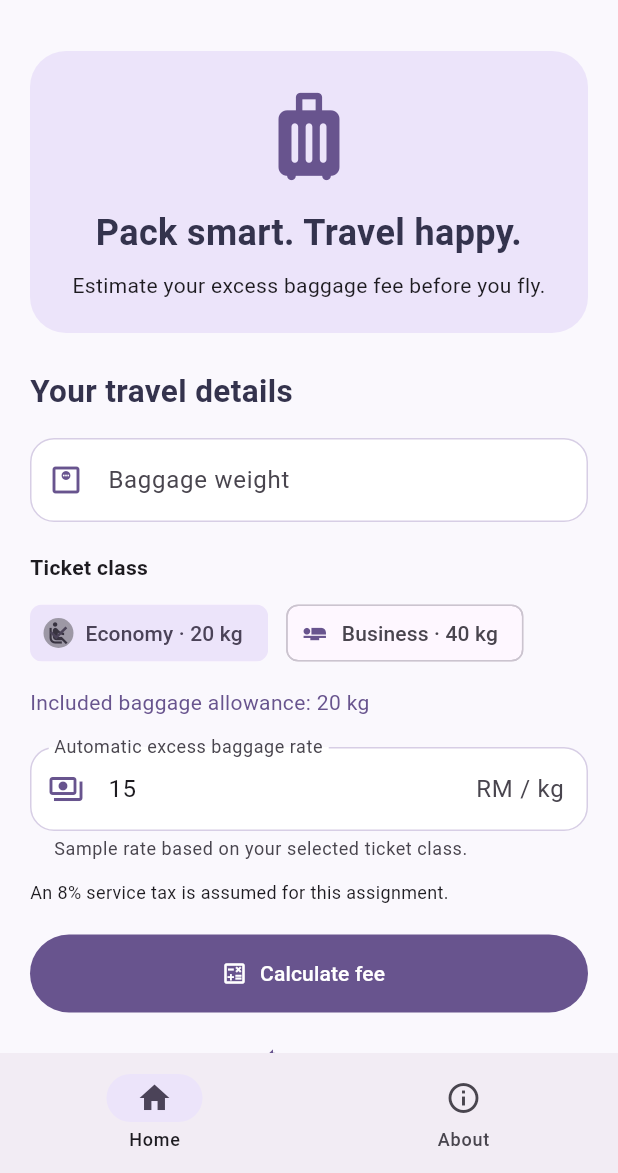
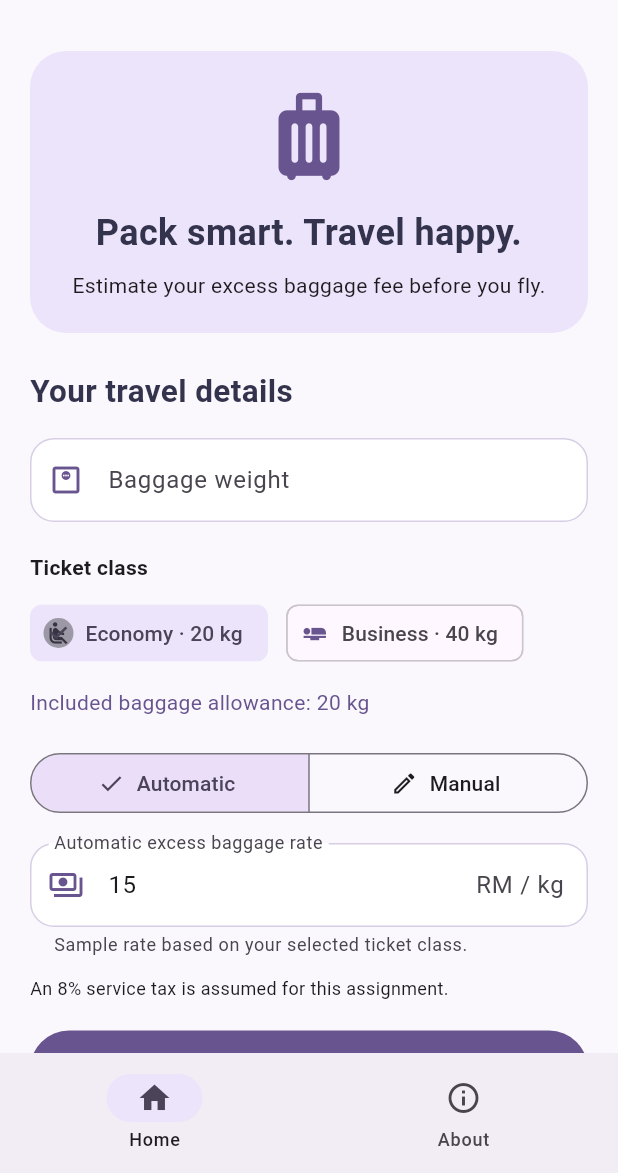
Before and after one commit to SarahNabilahWahab/excess_baggage_assignment, a Flutter app: the screen it shows after launch, on a phone screen of 412 x 824 dp, the part 63-1236 px from its top. Run offline on Flutter 3.47's test engine with Material 3 defaults, Android fonts, the phone set to English and light mode, and no system bars.

Commit message:
Update baggage calculator with manual rate option

```diff
--- a/lib/main.dart
+++ b/lib/main.dart
@@ -1,29 +1,23 @@
 import 'dart:math' as math;
-
 import 'package:flutter/material.dart';
 import 'package:flutter/services.dart';
 import 'package:url_launcher/url_launcher.dart';
-
 void main() {
   runApp(const PastelBaggageApp());
 }
-
-// Replace these details before submitting.
+// Author and repository details.
 const authorName = 'SARAH NABILAH BINTI ABD WAHAB';
 const matricNumber = '2024651438';
 const courseName = 'CDCS251 - Computer Science Netcentrics';
 const githubUrl =  'https://github.com/SarahNabilahWahab/excess_baggage_assignment';
-
 const ink = Color(0xFF34334D);
 const purple = Color(0xFF68548E);
 const lavender = Color(0xFFECE4FA);
 const mint = Color(0xFFE1F1E9);
 const peach = Color(0xFFFFE9DC);
 const background = Color(0xFFFAF8FD);
-
 class PastelBaggageApp extends StatelessWidget {
   const PastelBaggageApp({super.key});
-
   @override
   Widget build(BuildContext context) {
     return MaterialApp(
@@ -57,17 +51,13 @@ class PastelBaggageApp extends StatelessWidget {
     );
   }
 }
-
 class MainScreen extends StatefulWidget {
   const MainScreen({super.key});
-
   @override
   State<MainScreen> createState() => _MainScreenState();
 }
-
 class _MainScreenState extends State<MainScreen> {
   int selectedPage = 0;
-
   @override
   Widget build(BuildContext context) {
     return Scaffold(
@@ -108,74 +98,57 @@ class _MainScreenState extends State<MainScreen> {
     );
   }
 }
-
 class HomePage extends StatefulWidget {
   const HomePage({super.key});
-
   @override
   State<HomePage> createState() => _HomePageState();
 }
-
 class _HomePageState extends State<HomePage> {
   final formKey = GlobalKey<FormState>();
   final weightController = TextEditingController();
   final rateController = TextEditingController(text: '15');
   final resultKey = GlobalKey();
-
   String ticketClass = 'Economy';
-
+  bool useManualRate = false;
   double? calculatedWeight;
   double? calculatedRate;
   double? excessWeight;
   double? baggageCharge;
   double? serviceTax;
   double? totalPayable;
-
   double get allowance => ticketClass == 'Economy' ? 20 : 40;
-
   @override
   void dispose() {
     weightController.dispose();
     rateController.dispose();
     super.dispose();
   }
-
   // Clear an old result whenever the inputs change.
   void invalidateResult() {
     if (totalPayable == null) return;
-
     setState(() {
       totalPayable = null;
     });
   }
-
   String? validateNumber(String? value, String fieldName) {
     if (value == null || value.trim().isEmpty) {
       return 'Please enter $fieldName.';
     }
-
     final number = double.tryParse(value.trim());
-
     if (number == null || !number.isFinite || number < 0) {
       return 'Enter a valid number of 0 or more.';
     }
-
     return null;
   }
-
   void calculate() {
     FocusScope.of(context).unfocus();
-
     if (!formKey.currentState!.validate()) return;
-
     final weight = double.parse(weightController.text.trim());
     final rate = double.parse(rateController.text.trim());
-
     final excess = math.max(0.0, weight - allowance);
     final charge = excess * rate;
     final tax = charge * 0.08;
     final total = charge + tax;
-
     if (!charge.isFinite || !tax.isFinite || !total.isFinite) {
       ScaffoldMessenger.of(context).showSnackBar(
         const SnackBar(
@@ -184,7 +157,6 @@ class _HomePageState extends State<HomePage> {
       );
       return;
     }
-
     setState(() {
       calculatedWeight = weight;
       calculatedRate = rate;
@@ -193,12 +165,9 @@ class _HomePageState extends State<HomePage> {
       serviceTax = tax;
       totalPayable = total;
     });
-
     WidgetsBinding.instance.addPostFrameCallback((_) {
   if (!mounted) return;
-
   final resultContext = resultKey.currentContext;
-
   if (resultContext != null) {
     Scrollable.ensureVisible(
       resultContext,
@@ -208,18 +177,15 @@ class _HomePageState extends State<HomePage> {
     );
   }
 });
-
-
   }
-
   void reset() {
     FocusScope.of(context).unfocus();
     formKey.currentState!.reset();
     weightController.clear();
     rateController.text = '15';
-
     setState(() {
       ticketClass = 'Economy';
+      useManualRate = false;
       calculatedWeight = null;
       calculatedRate = null;
       excessWeight = null;
@@ -228,7 +194,6 @@ class _HomePageState extends State<HomePage> {
       totalPayable = null;
     });
   }
-
   Widget numberField({
     required TextEditingController controller,
     required String label,
@@ -262,7 +227,6 @@ class _HomePageState extends State<HomePage> {
       },
     );
   }
-
   @override
   Widget build(BuildContext context) {
     return SingleChildScrollView(
@@ -338,7 +302,9 @@ class _HomePageState extends State<HomePage> {
                           onSelected: (_) {
                             setState(() {
                               ticketClass = 'Economy';
+                              if (!useManualRate) {
                                 rateController.text = '15';
+                              }
                               totalPayable = null;
                             });
                           },
@@ -351,7 +317,9 @@ class _HomePageState extends State<HomePage> {
                           onSelected: (_) {
                             setState(() {
                               ticketClass = 'Business';
+                              if (!useManualRate) {
                                 rateController.text = '12';
+                              }
                               totalPayable = null;
                             });
                           },
@@ -365,19 +333,67 @@ class _HomePageState extends State<HomePage> {
                       style: const TextStyle(color: purple),
                     ),
                     const SizedBox(height: 20),
+                    Column(
+  crossAxisAlignment: CrossAxisAlignment.stretch,
+  children: [
+    // Select automatic or manual rate
+    SegmentedButton<bool>(
+      segments: const [
+        ButtonSegment<bool>(
+          value: false,
+          label: Text('Automatic'),
+          icon: Icon(Icons.auto_awesome),
+        ),
+        ButtonSegment<bool>(
+          value: true,
+          label: Text('Manual'),
+          icon: Icon(Icons.edit_outlined),
+        ),
+      ],
+      selected: {useManualRate},
+      onSelectionChanged: (selection) {
+        setState(() {
+          useManualRate = selection.first;
+          if (!useManualRate) {
+            rateController.text =
+                ticketClass == 'Economy' ? '15' : '12';
+          }
+          totalPayable = null;
+        });
+      },
+    ),
+    const SizedBox(height: 16),
+    // Existing rate field
     TextFormField(
       controller: rateController,
-                      readOnly: true,
-                      decoration: const InputDecoration(
-                        labelText: 'Automatic excess baggage rate',
+      readOnly: !useManualRate,
+      keyboardType: const TextInputType.numberWithOptions(decimal: true),
+      inputFormatters: [
+        TextInputFormatter.withFunction((oldValue, newValue) {
+          return RegExp(r'^\d*\.?\d*$').hasMatch(newValue.text)
+              ? newValue
+              : oldValue;
+        }),
+      ],
+      decoration: InputDecoration(
+        labelText: useManualRate
+            ? 'Enter excess baggage rate'
+            : 'Automatic excess baggage rate',
         suffixText: 'RM / kg',
-                        prefixIcon: Icon(
+        prefixIcon: const Icon(
           Icons.payments_outlined,
           color: purple,
         ),
-                        helperText: 'Sample rate based on your selected ticket class.',
+        helperText: useManualRate
+            ? 'Enter your preferred rate per kilogram.'
+            : 'Sample rate based on your selected ticket class.',
         helperMaxLines: 2,
       ),
+      validator: (value) =>
+          validateNumber(value, 'excess baggage rate'),
+      onChanged: (_) => invalidateResult(),
+    ),
+  ],
 ),
                     const SizedBox(height: 12),
                     const Text(
@@ -495,7 +511,6 @@ class _HomePageState extends State<HomePage> {
       ),
     );
   }
-
   Widget resultRow(String label, String value) {
     return Padding(
       padding: const EdgeInsets.symmetric(vertical: 6),
@@ -516,17 +531,14 @@ class _HomePageState extends State<HomePage> {
     );
   }
 }
-
 class AboutPage extends StatelessWidget {
   const AboutPage({super.key});
-
   Future<void> openGitHub(BuildContext context) async {
     try {
       final opened = await launchUrl(
         Uri.parse(githubUrl),
         mode: LaunchMode.externalApplication,
       );
-
       if (!opened && context.mounted) {
         showLinkError(context);
       }
@@ -534,13 +546,11 @@ class AboutPage extends StatelessWidget {
       if (context.mounted) showLinkError(context);
     }
   }
-
   void showLinkError(BuildContext context) {
     ScaffoldMessenger.of(context).showSnackBar(
       const SnackBar(content: Text('Unable to open the GitHub link.')),
     );
   }
-
   @override
   Widget build(BuildContext context) {
     return SingleChildScrollView(
@@ -663,17 +673,14 @@ class AboutPage extends StatelessWidget {
     );
   }
 }
-
 class PastelPanel extends StatelessWidget {
   const PastelPanel({
     super.key,
     required this.color,
     required this.child,
   });
-
   final Color color;
   final Widget child;
-
   @override
   Widget build(BuildContext context) {
     return Container(
```
Also changed, not shown: 1 other file. Lines whose indentation alone changed are shown as unchanged.
